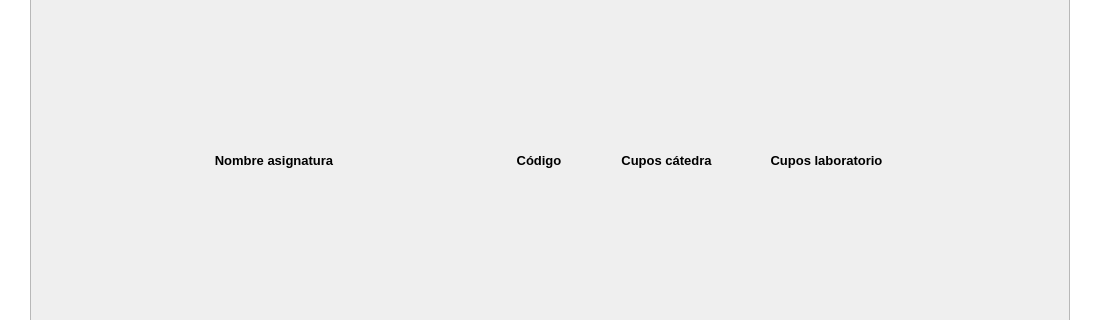
nvierass/PINGESO---Proyecto-ECCA, file Vistas/resources/layoutVistaCupos.ui: the form before one commit; both pictures show x 0 to 1100 and y 222 to 542 of the 1100 by 741 pixel window.
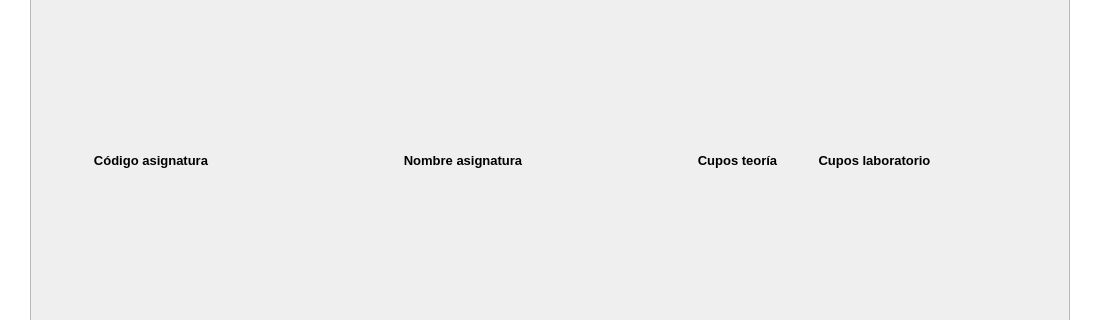
The form after the commit.

Commit message: Fix Vista cupos

Diff of the .ui file:
```diff
--- a/Vistas/resources/layoutVistaCupos.ui
+++ b/Vistas/resources/layoutVistaCupos.ui
@@ -156,13 +156,13 @@
            <widget class="QLabel" name="label_8">
             <property name="minimumSize">
              <size>
-              <width>0</width>
+              <width>350</width>
               <height>0</height>
              </size>
             </property>
             <property name="maximumSize">
              <size>
-              <width>60</width>
+              <width>400</width>
               <height>16777215</height>
              </size>
             </property>
@@ -176,7 +176,7 @@
              </font>
             </property>
             <property name="text">
-             <string>Código</string>
+             <string>Nombre asignatura</string>
             </property>
             <property name="alignment">
              <set>Qt::AlignCenter</set>
@@ -213,7 +213,7 @@
              </font>
             </property>
             <property name="text">
-             <string>Cupos cátedra</string>
+             <string>Cupos teoría</string>
             </property>
             <property name="alignment">
              <set>Qt::AlignCenter</set>
@@ -224,13 +224,13 @@
            <widget class="QLabel" name="label_7">
             <property name="minimumSize">
              <size>
-              <width>350</width>
+              <width>150</width>
               <height>50</height>
              </size>
             </property>
             <property name="maximumSize">
              <size>
-              <width>400</width>
+              <width>200</width>
               <height>60</height>
              </size>
             </property>
@@ -244,7 +244,7 @@
              </font>
             </property>
             <property name="text">
-             <string>Nombre asignatura</string>
+             <string>Código asignatura</string>
             </property>
             <property name="alignment">
              <set>Qt::AlignCenter</set>
```
